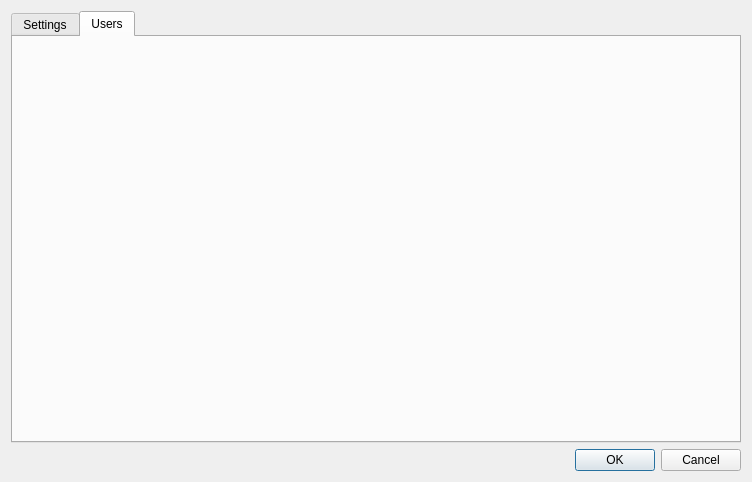
First picture: the form in src/GrumpyIRC/grumpydcfwin.ui, repository grumpy-irc/grumpy, before the edit.
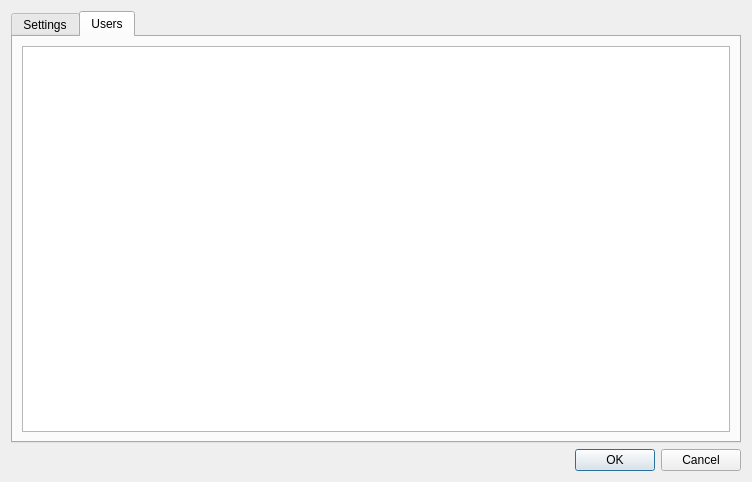
Second picture: the form after the edit. The open tabs and pages were chosen to show the change.

Commit message: implemented user list

```diff
--- a/src/GrumpyIRC/grumpydcfwin.ui
+++ b/src/GrumpyIRC/grumpydcfwin.ui
@@ -189,7 +189,11 @@
       <attribute name="title">
        <string>Users</string>
       </attribute>
-      <layout class="QVBoxLayout" name="verticalLayout_3"/>
+      <layout class="QVBoxLayout" name="verticalLayout_3">
+       <item>
+        <widget class="QTableWidget" name="tableUser"/>
+       </item>
+      </layout>
      </widget>
     </widget>
    </item>
```
The commit also changes 10 other files.
